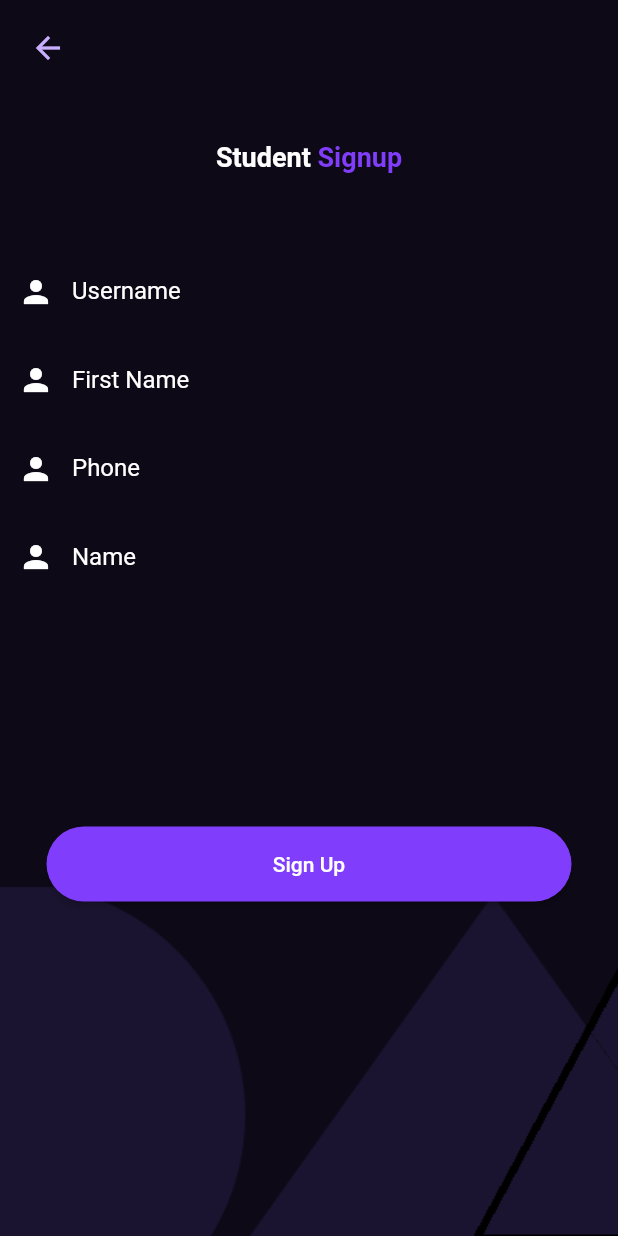
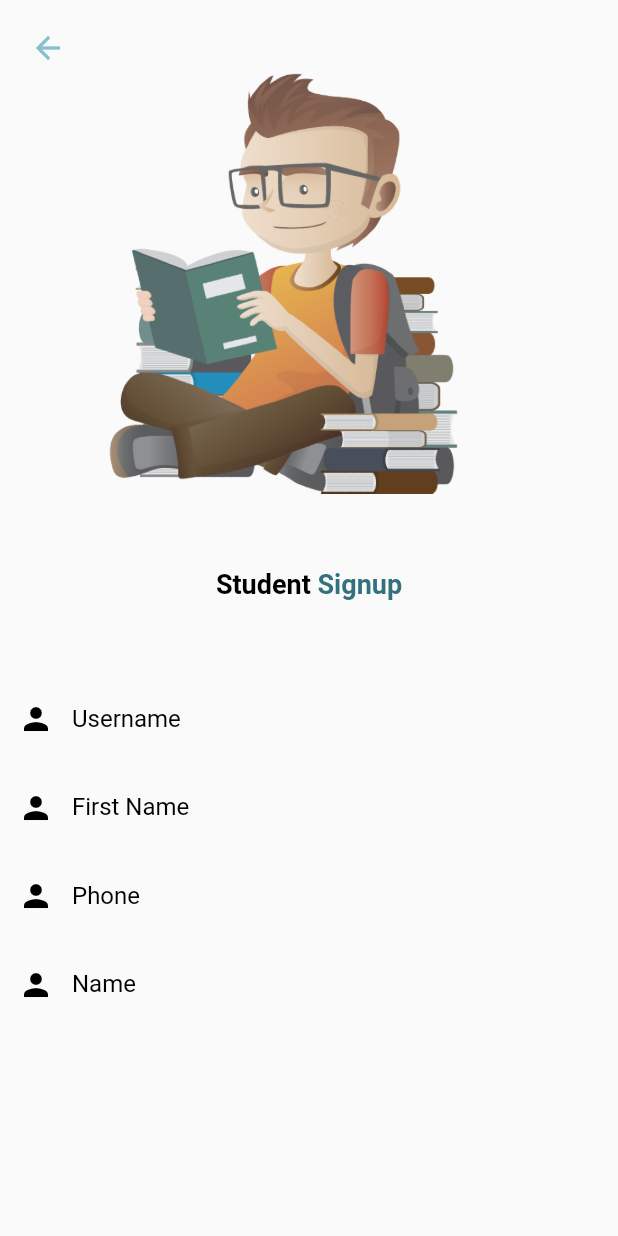
Before and after one commit to RegisSalesRA/django_flutter_college, a Flutter app: the SignUpStudent screen opened directly with empty values, on a phone screen of 412 x 824 dp. Run offline on Flutter 3.47's test engine with Material 2 defaults, Android fonts, the light colour scheme and no system bars.

Commit message:
adaptive new templates

```diff
--- a/client_flutter/lib/app/colors/colors.dart
+++ b/client_flutter/lib/app/colors/colors.dart
@@ -2,7 +2,7 @@ import 'package:flutter/material.dart';
 
 abstract class ColorsTheme {
   static const MaterialColor themeColor = MaterialColor(
-    0xff813DFC,
+    0xff33717e,
     <int, Color>{
       50: Color(0xFF004999), //10%
       100: Color(0xFF004999), //20%
@@ -17,11 +17,13 @@ abstract class ColorsTheme {
     },
   );
 
-  static const Color primaryColor = Color(0xFFE9DEFE);
-  static const Color secondaryColor = Color(0xFF813DFC);
-  static const Color backgroundColor = Color(0xFF343742);
-  static const Color backgroundContainerColor = Color(0xFF5d5f68);
-  static const Color iconColor = Color(0xFFc8aefd);
+  static const Color primaryColor = Color(0xFF85c1cc);
+  static const Color secondaryColor = Color(0xFF33717e);
+  static Color backgroundColor = Colors.grey.shade300;
+  //static const Color backgroundColor = Color(0xFF343742);
+  static Color backgroundContainerColor = Colors.grey.shade200;
+  static const Color iconColor = Color(0xFF85c1cc);
   static const Color splashColor = Color(0xFF0e0917);
   static const Color splashColorExtra = Color(0xFF1a1432);
 }
+//7eb9cb
--- a/client_flutter/lib/presentation/common/grid_widget.dart
+++ b/client_flutter/lib/presentation/common/grid_widget.dart
@@ -37,7 +37,9 @@ class GridComponent extends StatelessWidget {
               TextSpan(
                   text: text_1,
                   style: const TextStyle(
-                      fontWeight: FontWeight.bold, fontSize: 18)),
+                      fontWeight: FontWeight.bold,
+                      fontSize: 18,
+                      color: Colors.grey)),
               TextSpan(
                 text: " $text_2",
                 style: Theme.of(context).textTheme.headline2,
--- a/client_flutter/lib/presentation/signup/widgets/signup_screen.dart
+++ b/client_flutter/lib/presentation/signup/widgets/signup_screen.dart
@@ -19,7 +19,13 @@ class _SignUpScreenState extends State<SignUpScreen> {
   Widget build(BuildContext context) {
     return Scaffold(
       appBar: AppBar(
-        title: const Text("Sign-up Page"),
+        backgroundColor: Colors.transparent,
+        elevation: 0,
+        centerTitle: true,
+        title: const Text(
+          "Sign-up Page",
+          style: TextStyle(color: Colors.red),
+        ),
       ),
       body: Container(
         height: MediaQuerySize.heightSize(context),
--- a/client_flutter/lib/presentation/signup/widgets/signup_student.dart
+++ b/client_flutter/lib/presentation/signup/widgets/signup_student.dart
@@ -32,14 +32,7 @@ class _SignUpStudentState extends State<SignUpStudent> {
       resizeToAvoidBottomInset: false,
       body: Container(
         height: MediaQuerySize.heightSize(context),
-        decoration: const BoxDecoration(
-          image: DecorationImage(
-            image: AssetImage(
-              'assets/images/register_screen.png',
-            ),
-            fit: BoxFit.cover,
-          ),
-        ),
+        decoration: const BoxDecoration(),
         child: SingleChildScrollView(
           child: Column(children: [
             Padding(
@@ -51,6 +44,10 @@ class _SignUpStudentState extends State<SignUpStudent> {
                     child: const Icon(Icons.arrow_back)),
               ),
             ),
+            Image.asset(
+              "assets/images/pngegg.png",
+              height: 285,
+            ),
             const SizedBox(
               height: 50,
             ),
@@ -58,8 +55,10 @@ class _SignUpStudentState extends State<SignUpStudent> {
               text: TextSpan(children: [
                 const TextSpan(
                     text: 'Student',
-                    style:
-                        TextStyle(fontWeight: FontWeight.bold, fontSize: 18)),
+                    style: TextStyle(
+                        fontWeight: FontWeight.bold,
+                        fontSize: 18,
+                        color: Colors.black)),
                 TextSpan(
                   text: " Signup",
                   style: Theme.of(context).textTheme.headline2,
@@ -72,52 +71,52 @@ class _SignUpStudentState extends State<SignUpStudent> {
             Form(
               child: Column(children: [
                 TextFormField(
-                  style: const TextStyle(color: Colors.white),
+                  style: const TextStyle(color: Colors.black),
                   decoration: const InputDecoration(
                       prefixIcon: Icon(
                         Icons.person,
-                        color: Colors.white,
+                        color: Colors.black,
                       ),
                       labelText: 'Username',
-                      labelStyle: TextStyle(color: Colors.white),
+                      labelStyle: TextStyle(color: Colors.black),
                       border: InputBorder.none,
-                      hintStyle: TextStyle(color: Colors.white)),
+                      hintStyle: TextStyle(color: Colors.black)),
                 ),
                 TextFormField(
-                  style: const TextStyle(color: Colors.white),
+                  style: const TextStyle(color: Colors.black),
                   decoration: const InputDecoration(
                       prefixIcon: Icon(
                         Icons.person,
-                        color: Colors.white,
+                        color: Colors.black,
                       ),
                       labelText: 'First Name',
-                      labelStyle: TextStyle(color: Colors.white),
+                      labelStyle: TextStyle(color: Colors.black),
                       border: InputBorder.none,
-                      hintStyle: TextStyle(color: Colors.white)),
+                      hintStyle: TextStyle(color: Colors.black)),
                 ),
                 TextFormField(
-                  style: const TextStyle(color: Colors.white),
+                  style: const TextStyle(color: Colors.black),
                   decoration: const InputDecoration(
                       prefixIcon: Icon(
                         Icons.person,
-                        color: Colors.white,
+                        color: Colors.black,
                       ),
                       labelText: 'Phone',
-                      labelStyle: TextStyle(color: Colors.white),
+                      labelStyle: TextStyle(color: Colors.black),
                       border: InputBorder.none,
-                      hintStyle: TextStyle(color: Colors.white)),
+                      hintStyle: TextStyle(color: Colors.black)),
                 ),
                 TextFormField(
-                  style: const TextStyle(color: Colors.white),
+                  style: const TextStyle(color: Colors.black),
                   decoration: const InputDecoration(
                       prefixIcon: Icon(
                         Icons.person,
-                        color: Colors.white,
+                        color: Colors.black,
                       ),
                       labelText: 'Name',
-                      labelStyle: TextStyle(color: Colors.white),
+                      labelStyle: TextStyle(color: Colors.black),
                       border: InputBorder.none,
-                      hintStyle: TextStyle(color: Colors.white)),
+                      hintStyle: TextStyle(color: Colors.black)),
                 ),
               ]),
             ),
@@ -131,9 +130,7 @@ class _SignUpStudentState extends State<SignUpStudent> {
                 style: ElevatedButton.styleFrom(
                     shape: RoundedRectangleBorder(
                         borderRadius: BorderRadius.circular(25))),
-                onPressed: () {
-
-                },
+                onPressed: () {},
                 child: const Text("Sign Up"),
               ),
             ),
```
Also changed, not shown: client_flutter/assets/images/pngegg.png (added), client_flutter/assets/images/pngegg2.png (added).
